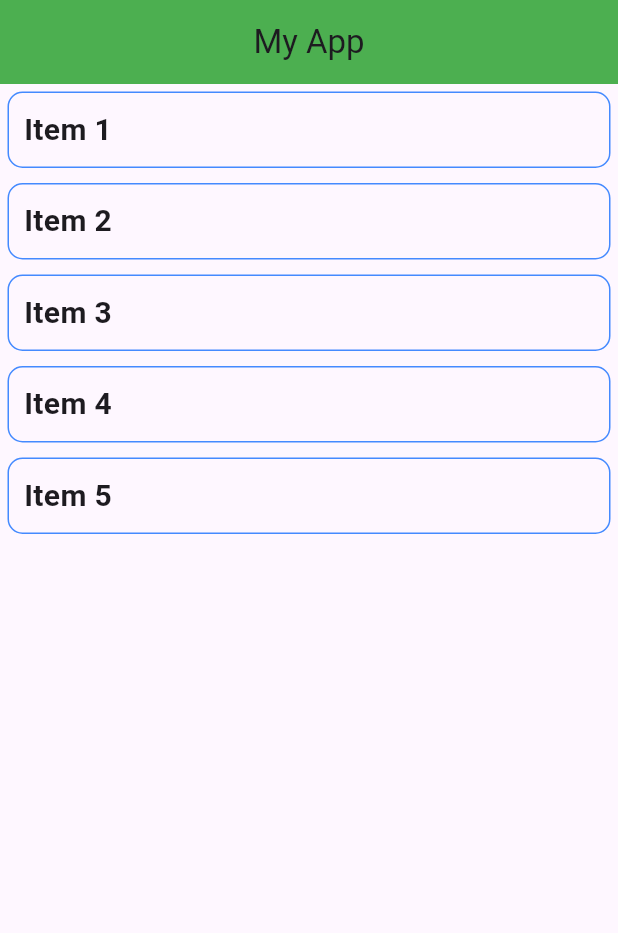
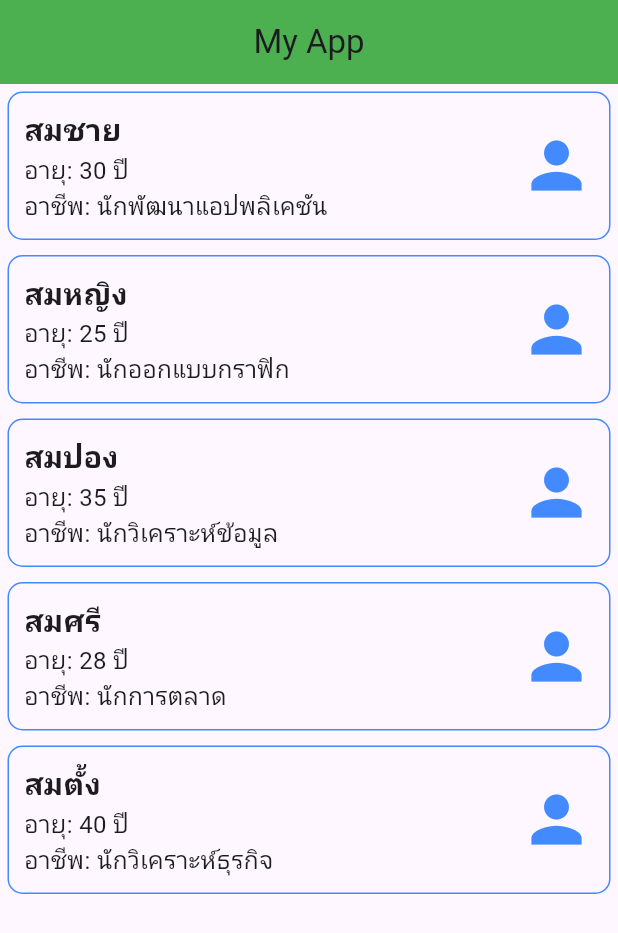
Before and after one commit to natwolfshadow-ship-it/learn_flutter_68_1, a Flutter app: the screen it shows after launch, on a phone screen of 412 x 824 dp. Shown: the top 933 px of the screen. Run offline on Flutter 3.47's test engine with Material 3 defaults, Android fonts, the phone set to English and light mode, and no system bars.

Commit message:
Step 10: Make a model for store data

```diff
--- /dev/null
+++ b/lib/model/person.dart
@@ -0,0 +1,39 @@
+class Person {
+  String name;
+  int age;
+  String job;
+
+  Person({
+    required this.name,
+    required this.age,
+    required this.job,
+  });
+}
+
+List<Person> people = [
+  Person(
+    name: 'สมชาย',
+    age: 30,
+    job: 'นักพัฒนาแอปพลิเคชัน',
+  ),
+  Person(
+    name: 'สมหญิง',
+    age: 25,
+    job: 'นักออกแบบกราฟิก',
+  ),
+  Person(
+    name: 'สมปอง',
+    age: 35,
+    job: 'นักวิเคราะห์ข้อมูล',
+  ),
+  Person(
+    name: 'สมศรี',
+    age: 28,
+    job: 'นักการตลาด',
+  ),
+  Person(
+    name: 'สมตั้ง',
+    age: 40,
+    job: 'นักวิเคราะห์ธุรกิจ',
+  ),
+];
--- a/lib/screen/item.dart
+++ b/lib/screen/item.dart
@@ -1,4 +1,5 @@
 import 'package:flutter/material.dart';
+import 'package:learn_flutter_68_1/model/person.dart';
 
 class Item extends StatefulWidget {
   const Item({super.key});
@@ -8,18 +9,10 @@ class Item extends StatefulWidget {
 }
 
 class _ItemState extends State<Item> {
-  List<String> data = [
-    'Item 1',
-    'Item 2',
-    'Item 3',
-    'Item 4',
-    'Item 5',
-  ];
-
   @override
   Widget build(BuildContext context) {
     return ListView.builder(
-      itemCount: data.length,
+      itemCount: people.length,
       itemBuilder: (context, index) {
         return Container(
           decoration: BoxDecoration(
@@ -28,11 +21,44 @@ class _ItemState extends State<Item> {
             ),
             borderRadius: BorderRadius.circular(10),
           ),
-          margin: const EdgeInsets.symmetric(vertical: 5,horizontal: 5,),
+          margin: const EdgeInsets.symmetric(
+            vertical: 5,
+            horizontal: 5,
+          ),
           padding: const EdgeInsets.all(10),
-          child: Text(
-            data[index],
-            style: const TextStyle(fontSize: 20,fontWeight: FontWeight.bold,),
+          child: Row(
+            mainAxisAlignment: MainAxisAlignment.spaceBetween,
+            children: [
+              Column(
+                crossAxisAlignment: CrossAxisAlignment.start,
+                children: [
+                  Text(
+                    people[index].name,
+                    style: const TextStyle(
+                      fontSize: 20,
+                      fontWeight: FontWeight.bold,
+                    ),
+                  ),
+                  Text(
+                    'อายุ: ${people[index].age} ปี',
+                    style: const TextStyle(
+                      fontSize: 16,
+                    ),
+                  ),
+                  Text(
+                    'อาชีพ: ${people[index].job}',
+                    style: const TextStyle(
+                      fontSize: 16,
+                    ),
+                  ),
+                ],
+              ),
+              const Icon(
+                Icons.person,
+                size: 50,
+                color: Colors.blueAccent,
+              ),
+            ],
           ),
         );
       },
```
